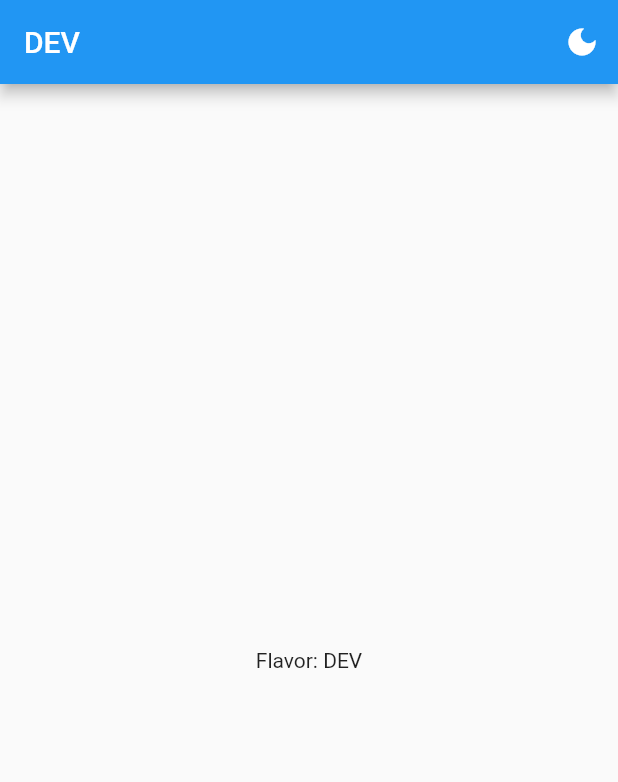
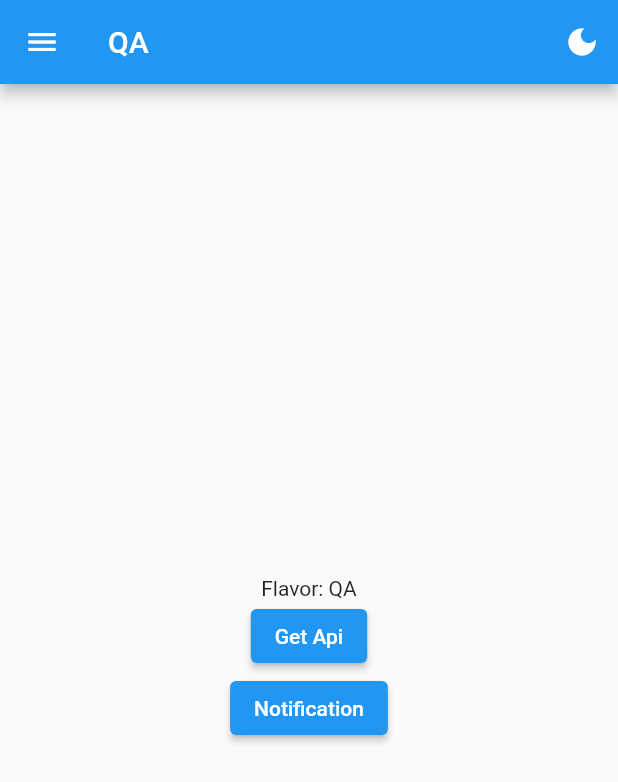
Before and after one commit to waqas3999/App_skeleton, a Flutter app: the screen it shows after launch, on a phone screen of 412 x 824 dp. Shown: the top 782 px of the screen. Run offline on Flutter 3.47's test engine with Material 2 defaults, Android fonts, the phone set to English and light mode, and no system bars.

Commit message:
skeleton app and different flavor

```diff
--- a/lib/MyApp.dart
+++ /dev/null
@@ -1,43 +0,0 @@
-import 'package:flutter/material.dart';
-import 'package:multiple_flavor/config/flavor_config.dart';
-
-class MyApp extends StatelessWidget {
-  static final ValueNotifier<ThemeMode> themeNotifier =
-      ValueNotifier(ThemeMode.light);
-  @override
-  Widget build(BuildContext context) {
-    return ValueListenableBuilder<ThemeMode>(
-        valueListenable: themeNotifier,
-        builder: (_, ThemeMode currentMode, __) {
-          return MaterialApp(
-            debugShowCheckedModeBanner: false,
-            darkTheme: ThemeData.dark(),
-            // themeMode: ThemeMode.system,
-            themeMode: currentMode,
-            title: FlavorConfig.instance.name,
-            home: HomePage(),
-          );
-        });
-  }
-}
-
-class HomePage extends StatelessWidget {
-  @override
-  Widget build(BuildContext context) {
-    return Scaffold(
-      appBar: AppBar(title: Text(FlavorConfig.instance.name), actions: [
-        IconButton(
-            icon: Icon(MyApp.themeNotifier.value == ThemeMode.light
-                ? Icons.dark_mode
-                : Icons.light_mode),
-            onPressed: () {
-              MyApp.themeNotifier.value =
-                  MyApp.themeNotifier.value == ThemeMode.light
-                      ? ThemeMode.dark
-                      : ThemeMode.light;
-            })
-      ]),
-      body: Center(child: Text("Flavor: ${FlavorConfig.instance.name}")),
-    );
-  }
-}
--- a/lib/main_qa.dart
+++ b/lib/flavors/main_qa.dart
@@ -1,6 +1,6 @@
 import 'package:flutter/material.dart';
-import 'package:multiple_flavor/MyApp.dart';
 import 'package:multiple_flavor/config/flavor_config.dart';
+import 'package:multiple_flavor/screens/MyApp.dart';
 
 void main() {
   FlavorConfig(
--- /dev/null
+++ b/lib/screens/MyApp.dart
@@ -0,0 +1,69 @@
+import 'package:flutter/material.dart';
+import 'package:multiple_flavor/config/flavor_config.dart';
+import 'package:multiple_flavor/data_parsing/api_data_fetching.dart';
+import 'package:multiple_flavor/widgets/side_bar_navigation.dart';
+
+class MyApp extends StatelessWidget {
+  static final ValueNotifier<ThemeMode> themeNotifier =
+      ValueNotifier(ThemeMode.light);
+  @override
+  Widget build(BuildContext context) {
+    return ValueListenableBuilder<ThemeMode>(
+        valueListenable: themeNotifier,
+        builder: (_, ThemeMode currentMode, __) {
+          return MaterialApp(
+            debugShowCheckedModeBanner: false,
+            darkTheme: ThemeData.dark(),
+            // themeMode: ThemeMode.system,
+            themeMode: currentMode,
+            title: FlavorConfig.instance.name,
+            home: HomePage(),
+          );
+        });
+  }
+}
+
+class HomePage extends StatelessWidget {
+  @override
+  Widget build(BuildContext context) {
+    return Scaffold(
+      appBar: AppBar(
+          leading: IconButton(
+              onPressed: () {
+                Navigator.push(context,
+                    MaterialPageRoute(builder: (_) => NavigationDrawer()));
+              },
+              icon: Icon(Icons.menu)),
+          title: Text(FlavorConfig.instance.name),
+          actions: [
+            IconButton(
+                icon: Icon(MyApp.themeNotifier.value == ThemeMode.light
+                    ? Icons.dark_mode
+                    : Icons.light_mode),
+                onPressed: () {
+                  MyApp.themeNotifier.value =
+                      MyApp.themeNotifier.value == ThemeMode.light
+                          ? ThemeMode.dark
+                          : ThemeMode.light;
+                })
+          ]),
+      body: Center(
+        child: Column(mainAxisAlignment: MainAxisAlignment.center, children: [
+          Text("Flavor: ${FlavorConfig.instance.name}"),
+          ElevatedButton(
+              onPressed: () {
+                Navigator.push(context,
+                    MaterialPageRoute(builder: (_) => RestApiFetchExample()));
+              },
+              child: Text("Get Api")),
+          ElevatedButton(
+              onPressed: () {
+                Navigator.push(
+                    context, MaterialPageRoute(builder: (_) => MyApp()));
+              },
+              child: Text("Notification")),
+        ]),
+      ),
+    );
+  }
+}
--- a/pubspec.yaml
+++ b/pubspec.yaml
@@ -31,6 +31,10 @@ environment:
 dependencies:
   flutter:
     sdk: flutter
+  http: ^0.13.5
+  internet_connection_checker: ^0.0.1+4
+  overlay_support: ^2.0.1
+  connectivity_plus: ^2.3.7
 
   # The following adds the Cupertino Icons font to your application.
   # Use with the CupertinoIcons class for iOS style icons.
```
Also changed, not shown: lib/data_parsing/api_data_fetching.dart (added, +103 -0 lines), lib/flavors/main_dev.dart (renamed from lib/main_prod.dart, +4 -3 lines), lib/flavors/main_prod.dart (renamed from lib/main_dev.dart, +3 -4 lines), lib/widgets/side_bar_navigation.dart (added, +65 -0 lines), pubspec.lock, 3 other files.
